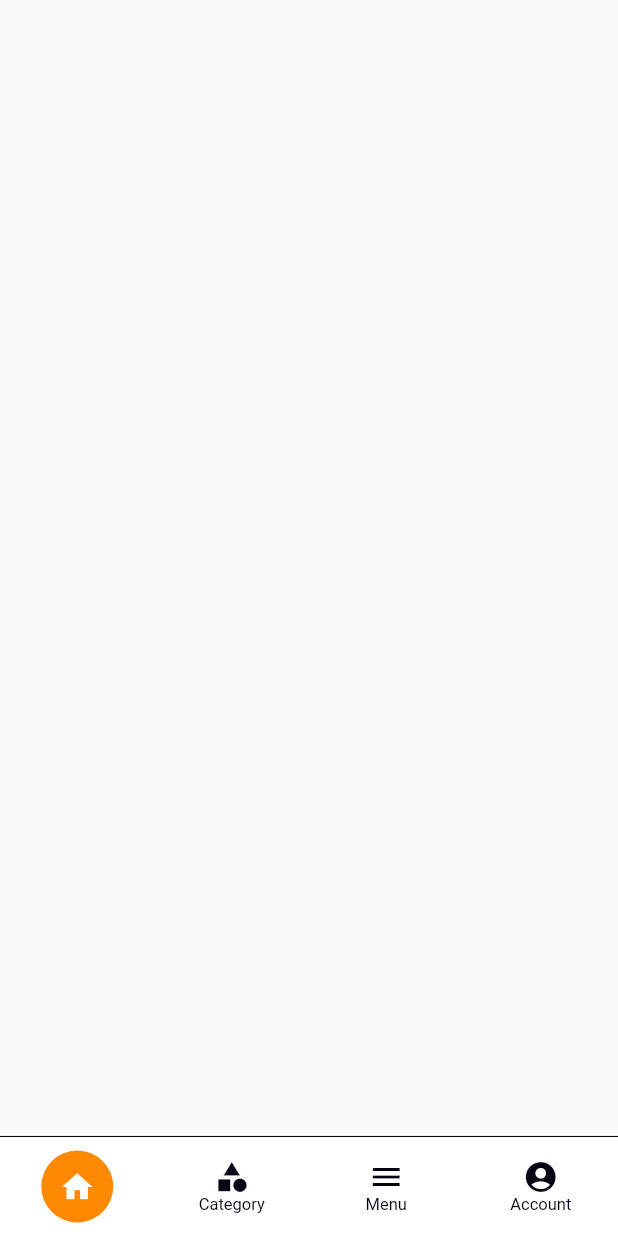
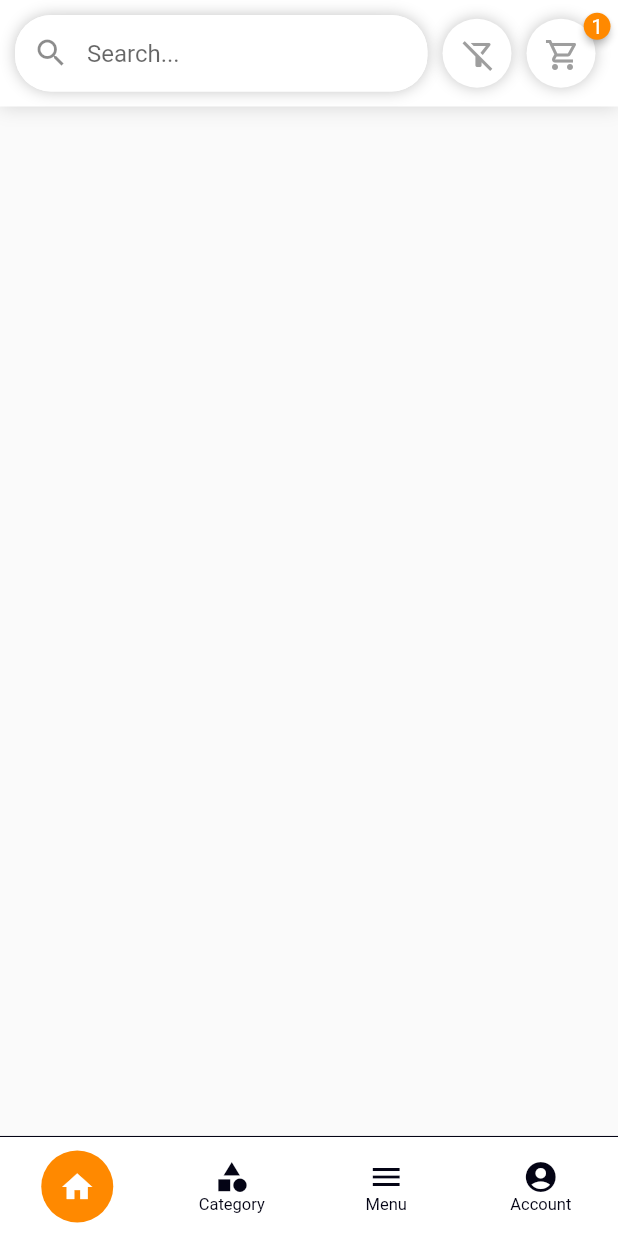
Before and after one commit to CervinoB/Flutter-E-commerce, a Flutter app: the screen it shows after launch, on a phone screen of 412 x 824 dp. Run offline on Flutter 3.47's test engine with Material 2 defaults, Android fonts, the phone set to English and light mode, and no system bars; drawn by our look-alikes of badges, flutter_snake_navigationbar; our stand-ins replace get; missing offline and left inert: dart:ffi.

Commit message:
Home Header/Search Field Design

```diff
--- /dev/null
+++ b/lib/component/main_header.dart
@@ -0,0 +1,109 @@
+import 'package:badges/badges.dart';
+import 'package:flutter/material.dart';
+
+class MainHeader extends StatelessWidget {
+  const MainHeader({super.key});
+
+  @override
+  Widget build(BuildContext context) {
+    return Container(
+      decoration: BoxDecoration(
+        color: Colors.white,
+        boxShadow: <BoxShadow>[
+          BoxShadow(
+            color: Colors.grey.withOpacity(0.4),
+            blurRadius: 10,
+          ),
+        ],
+      ),
+      padding: const EdgeInsets.all(10),
+      child: Row(
+        children: [
+          Expanded(
+            child: Container(
+              decoration: BoxDecoration(
+                  color: Colors.white,
+                  borderRadius: const BorderRadius.all(
+                    Radius.circular(24),
+                  ),
+                  boxShadow: <BoxShadow>[
+                    BoxShadow(
+                      color: Colors.grey.withOpacity(0.6),
+                      offset: const Offset(0, 0),
+                      blurRadius: 8,
+                    )
+                  ]),
+              child: TextField(
+                autofocus: false,
+                onSubmitted: (val) {},
+                onChanged: (val) {},
+                decoration: InputDecoration(
+                  contentPadding: const EdgeInsets.symmetric(
+                    horizontal: 14,
+                    vertical: 16,
+                  ),
+                  fillColor: Colors.white,
+                  filled: true,
+                  border: OutlineInputBorder(
+                    borderRadius: BorderRadius.circular(24),
+                    borderSide: BorderSide.none,
+                  ),
+                  hintText: 'Search...',
+                  prefixIcon: const Icon(Icons.search),
+                ),
+              ),
+            ),
+          ),
+          const SizedBox(width: 10),
+          Container(
+            height: 46,
+            width: 46,
+            decoration: BoxDecoration(
+                color: Colors.white,
+                shape: BoxShape.circle,
+                boxShadow: <BoxShadow>[
+                  BoxShadow(
+                    color: Colors.grey.withOpacity(0.6),
+                    blurRadius: 8,
+                  ),
+                ]),
+            padding: const EdgeInsets.all(12),
+            child: const Icon(
+              Icons.filter_alt_off_outlined,
+              color: Colors.grey,
+            ),
+          ),
+          const SizedBox(width: 10),
+          Badge(
+            badgeContent: const Text(
+              '1',
+              style: TextStyle(
+                color: Colors.white,
+              ),
+            ),
+            badgeColor: Theme.of(context).primaryColor,
+            child: Container(
+              height: 46,
+              width: 46,
+              decoration: BoxDecoration(
+                  color: Colors.white,
+                  shape: BoxShape.circle,
+                  boxShadow: <BoxShadow>[
+                    BoxShadow(
+                      color: Colors.grey.withOpacity(0.6),
+                      blurRadius: 8,
+                    ),
+                  ]),
+              padding: const EdgeInsets.all(12),
+              child: const Icon(
+                Icons.shopping_cart_outlined,
+                color: Colors.grey,
+              ),
+            ),
+          ),
+          const SizedBox(width: 5),
+        ],
+      ),
+    );
+  }
+}
--- a/lib/view/dashboard/dashboard_screen.dart
+++ b/lib/view/dashboard/dashboard_screen.dart
@@ -2,6 +2,7 @@ import 'package:flutter/material.dart';
 import 'package:flutter_snake_navigationbar/flutter_snake_navigationbar.dart';
 import 'package:get/get.dart';
 import 'package:my_grocery/controller/dashboard_controller.dart';
+import 'package:my_grocery/view/home/home_screen.dart';
 
 class DashboardScreen extends StatelessWidget {
   const DashboardScreen({super.key});
@@ -14,7 +15,7 @@ class DashboardScreen extends StatelessWidget {
           child: IndexedStack(
             index: controller.tabIndex,
             children: [
-              Container(),
+              const HomeScreen(),
               Container(
                 color: Colors.red,
               ),
@@ -46,9 +47,7 @@ class DashboardScreen extends StatelessWidget {
             unselectedItemColor: Theme.of(context).colorScheme.secondary,
             showUnselectedLabels: true,
             currentIndex: controller.tabIndex,
-            onTap: (val) {
-              controller.updateIndex(val);
-            },
+            onTap: (val) => controller.updateIndex(val),
             items: const [
               BottomNavigationBarItem(
                 icon: Icon(Icons.home),
--- /dev/null
+++ b/lib/view/home/home_screen.dart
@@ -0,0 +1,17 @@
+import 'package:flutter/material.dart';
+import 'package:my_grocery/component/main_header.dart';
+
+class HomeScreen extends StatelessWidget {
+  const HomeScreen({super.key});
+
+  @override
+  Widget build(BuildContext context) {
+    return SafeArea(
+      child: Column(
+        children: const [
+          MainHeader(),
+        ],
+      ),
+    );
+  }
+}
--- a/pubspec.yaml
+++ b/pubspec.yaml
@@ -38,6 +38,7 @@ dependencies:
   cupertino_icons: ^1.0.2
   get: ^4.6.5
   flutter_snake_navigationbar: ^0.6.1
+  badges: ^2.0.3
 
 
 dev_dependencies:
```
Also changed, not shown: pubspec.lock.
